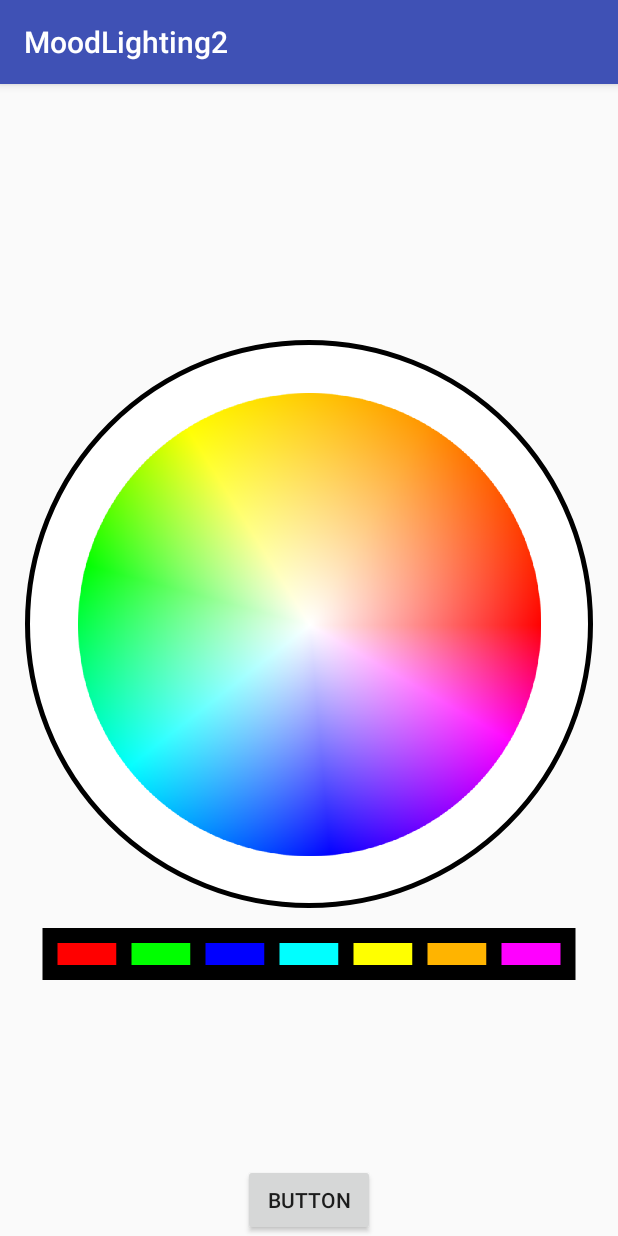
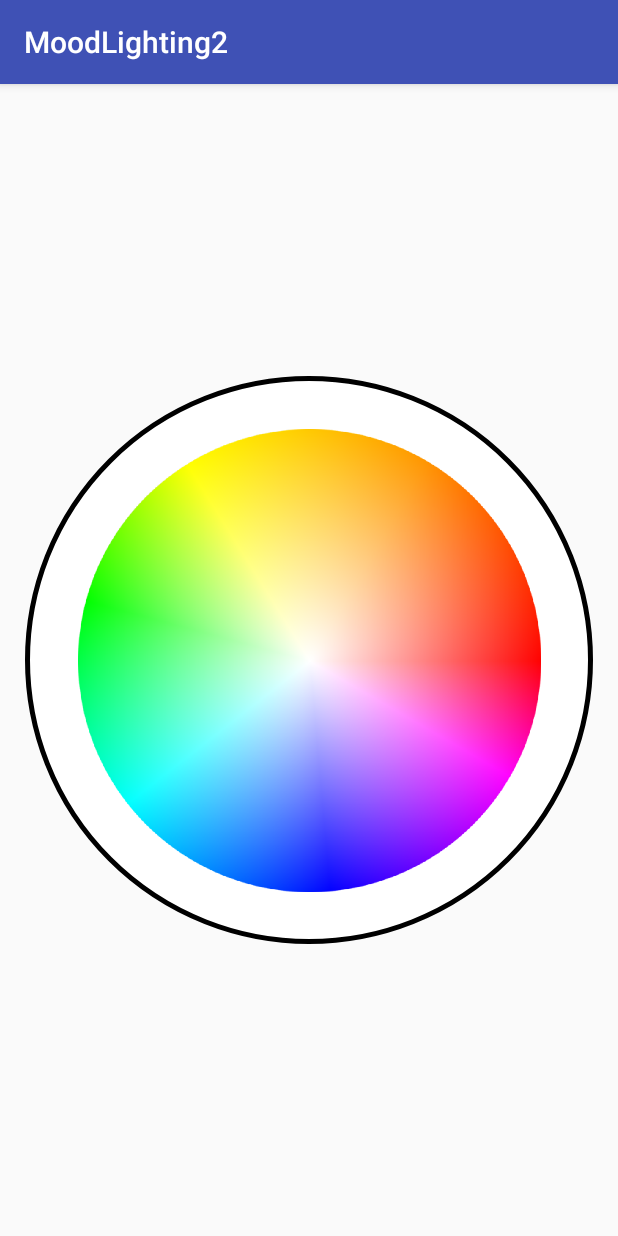
Before and after one commit to JPatrickDev/MoodLighting2, an Android app: the fragment SetColorFragment shown on its own in the app's theme, on a phone screen of 412 x 824 dp. Run offline under Robolectric (Android 15) with nearby library versions, the phone set to English and light mode, and no system bars.

Commit message:
Implemented the Set Color screen.

```diff
--- a/android/app/app/build.gradle
+++ b/android/app/app/build.gradle
@@ -27,5 +27,6 @@ dependencies {
     compile 'com.android.support:appcompat-v7:25.3.1'
     compile 'com.android.support:design:25.3.1'
     compile 'com.android.support.constraint:constraint-layout:1.0.2'
+    compile 'com.android.volley:volley:1.1.0'
     testCompile 'junit:junit:4.12'
 }
--- a/android/app/app/src/main/AndroidManifest.xml
+++ b/android/app/app/src/main/AndroidManifest.xml
@@ -1,7 +1,7 @@
 <?xml version="1.0" encoding="utf-8"?>
 <manifest xmlns:android="http://schemas.android.com/apk/res/android"
     package="com.jdp30.moodlighting2">
-
+    <uses-permission android:name="android.permission.INTERNET"/>
     <application
         android:allowBackup="true"
         android:icon="@mipmap/ic_launcher"
--- a/android/app/app/src/main/java/com/jdp30/moodlighting2/Fragments/SetColorFragment.java
+++ b/android/app/app/src/main/java/com/jdp30/moodlighting2/Fragments/SetColorFragment.java
@@ -13,18 +13,25 @@ import android.widget.SeekBar;
 
 import com.jdp30.moodlighting2.Adapters.ColorGridListAdapter;
 import com.jdp30.moodlighting2.R;
+import com.jdp30.moodlighting2.Util;
+import com.jdp30.moodlighting2.Views.ColorSelectorView;
 
 /**
  * Created by jackp on 31/05/2018.
  */
 
-public class SetColorFragment extends Fragment {
+public class SetColorFragment extends Fragment implements ColorSelectorView.ColorListener{
 
     @Override
     public View onCreateView(LayoutInflater inflater, ViewGroup container,
                              Bundle savedInstanceState) {
         final View v = inflater.inflate(R.layout.moodlighting_set_color_fragment, container, false);
+        ((ColorSelectorView)v.findViewById(R.id.moodlight_color_picker_view)).setListener(this);
         return v;
     }
 
+    @Override
+    public void onColorChanged(int color) {
+        Util.API_setColor(color,getActivity());
+    }
 }
--- a/android/app/app/src/main/java/com/jdp30/moodlighting2/MoodLightingHomeActivity.java
+++ b/android/app/app/src/main/java/com/jdp30/moodlighting2/MoodLightingHomeActivity.java
@@ -18,6 +18,8 @@ import android.view.Menu;
 import android.view.MenuItem;
 import android.widget.GridView;
 
+import com.android.volley.RequestQueue;
+import com.android.volley.toolbox.Volley;
 import com.jdp30.moodlighting2.Adapters.HomeScreenAdapter;
 import com.jdp30.moodlighting2.Fragments.HomeScreenFragment;
 import com.jdp30.moodlighting2.Fragments.StartFadeFragment;
@@ -32,11 +34,12 @@ public class MoodLightingHomeActivity extends AppCompatActivity
     public static MoodLightingHomeActivity instance;
 
     Stack<Fragment> backStack = new Stack<Fragment>();
-
+    public RequestQueue requestQueue;
     @Override
     protected void onCreate(Bundle savedInstanceState) {
         super.onCreate(savedInstanceState);
         instance = this;
+        requestQueue = Volley.newRequestQueue(this);
         setContentView(R.layout.activity_mood_lighting_home);
 
 
--- a/android/app/app/src/main/java/com/jdp30/moodlighting2/Views/ColorSelectorView.java
+++ b/android/app/app/src/main/java/com/jdp30/moodlighting2/Views/ColorSelectorView.java
@@ -24,6 +24,8 @@ public class ColorSelectorView extends View {
     private int imgX, imgY;
     private int currentColor = Color.WHITE;
     private float colourRadius = 1.0f;
+
+    private ColorListener listener;
 
     private int[] presetColors = new int[]{Color.RED,Color.GREEN,Color.BLUE,Color.CYAN,Color.YELLOW,Color.rgb(255,180,0),Color.rgb(255,0,255)};
 
@@ -78,7 +80,7 @@ public class ColorSelectorView extends View {
         canvas.drawCircle(this.imgX + (picker.getWidth() / 2), this.imgY + (picker.getHeight() / 2), colourRadius, p);
         p = new Paint();
         canvas.drawBitmap(picker, this.imgX, this.imgY, p);
-
+/*
         int i = 0;
         int w = (getWidth() - 100) / presetColors.length;
         for(int c : presetColors){
@@ -86,7 +88,7 @@ public class ColorSelectorView extends View {
             canvas.drawRect(50 + w * i, this.imgY + (picker.getHeight() / 2) + colourRadius + 30, (w*i) + w + 50,this.imgY + (picker.getHeight() / 2) + colourRadius + w/2 + 30,p);
             canvas.drawRect(50 + w * i, this.imgY + (picker.getHeight() / 2) + colourRadius + 30, (w*i) + w + 50,this.imgY + (picker.getHeight() / 2) + colourRadius + w/2 + 30,outline);
             i++;
-        }
+        }*/
     }
 
 
@@ -99,11 +101,22 @@ public class ColorSelectorView extends View {
             int pY = (int) (y - imgY);
             if (pX >= 0 && pY >= 0 && pX < picker.getWidth() && pY < picker.getHeight() ) {
                 this.currentColor = picker.getPixel(pX,pY);
+                if(listener != null){
+                    listener.onColorChanged(currentColor);
+                }
                 Log.d("MoodLighting2",this.currentColor + "");
                 invalidate();
             }
-            //    Log.d("MoodLighting2",  ( + ":" + ));
         }
         return true;
     }
+
+    public void setListener(ColorListener listener){
+        this.listener = listener;
+    }
+
+    public interface ColorListener{
+        void onColorChanged(int color);
+    }
+
 }
--- a/android/app/app/src/main/res/layout/moodlighting_color_picker_layout.xml
+++ b/android/app/app/src/main/res/layout/moodlighting_color_picker_layout.xml
@@ -3,6 +3,7 @@
     android:layout_width="match_parent" android:layout_height="match_parent">
 
     <view
+        android:id="@+id/moodlight_color_picker_view"
         class="com.jdp30.moodlighting2.Views.ColorSelectorView"
         id="@+id/view"
         layout_alignParentLeft="true"
@@ -10,36 +11,9 @@
         layout_alignParentTop="true"
         android:layout_width="wrap_content"
         android:layout_height="wrap_content"
-        android:layout_alignParentTop="true"
+        android:layout_above="@+id/button2"
         android:layout_alignParentLeft="true"
         android:layout_alignParentStart="true"
-        android:layout_above="@+id/button2"
-        android:id="@+id/view2" />
+        android:layout_alignParentTop="true" />
 
-    <Button
-        android:id="@+id/button2"
-        android:layout_width="wrap_content"
-        android:layout_height="wrap_content"
-        android:layout_alignParentBottom="true"
-        android:layout_centerHorizontal="true"
-        android:text="Button" />
-
-    <ScrollView
-        android:layout_width="match_parent"
-        android:layout_height="match_parent"
-        android:layout_below="@+id/view2"
-        android:layout_alignParentLeft="true"
-        android:layout_alignParentStart="true"
-        android:layout_above="@+id/button2">
-
-        <LinearLayout
-            android:layout_width="match_parent"
-            android:layout_height="wrap_content"
-            android:orientation="vertical" >
-
-            <GridView
-                android:layout_width="match_parent"
-                android:layout_height="match_parent" />
-        </LinearLayout>
-    </ScrollView>
 </RelativeLayout>
--- a/android/app/app/src/main/res/layout/moodlighting_set_color_fragment.xml
+++ b/android/app/app/src/main/res/layout/moodlighting_set_color_fragment.xml
@@ -4,8 +4,6 @@
 
     <include
         layout="@layout/moodlighting_color_picker_layout"
-        layout_alignParentTop="true"
-        layout_centerHorizontal="true"
         android:layout_width="wrap_content"
         android:layout_height="wrap_content" />
 </RelativeLayout>
```
Also changed, not shown: android/app/app/src/main/java/com/jdp30/moodlighting2/Adapters/HomeScreenAdapter.java (+3 -12 lines), android/app/app/src/main/java/com/jdp30/moodlighting2/Util.java (added, +88 -0 lines).
